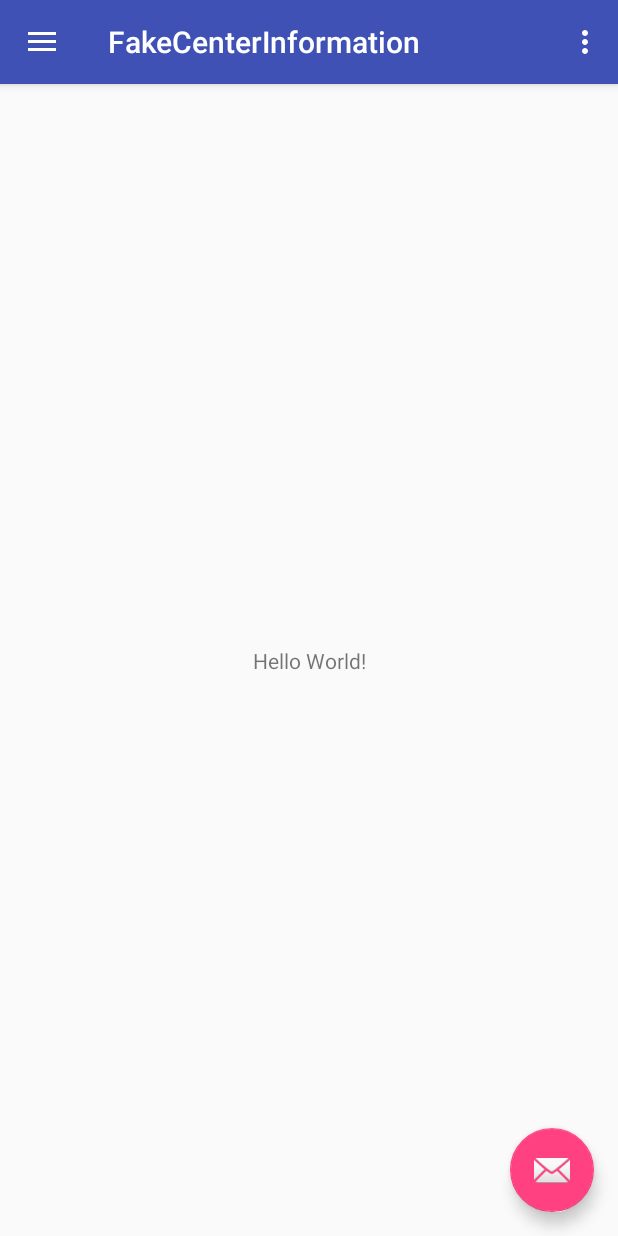
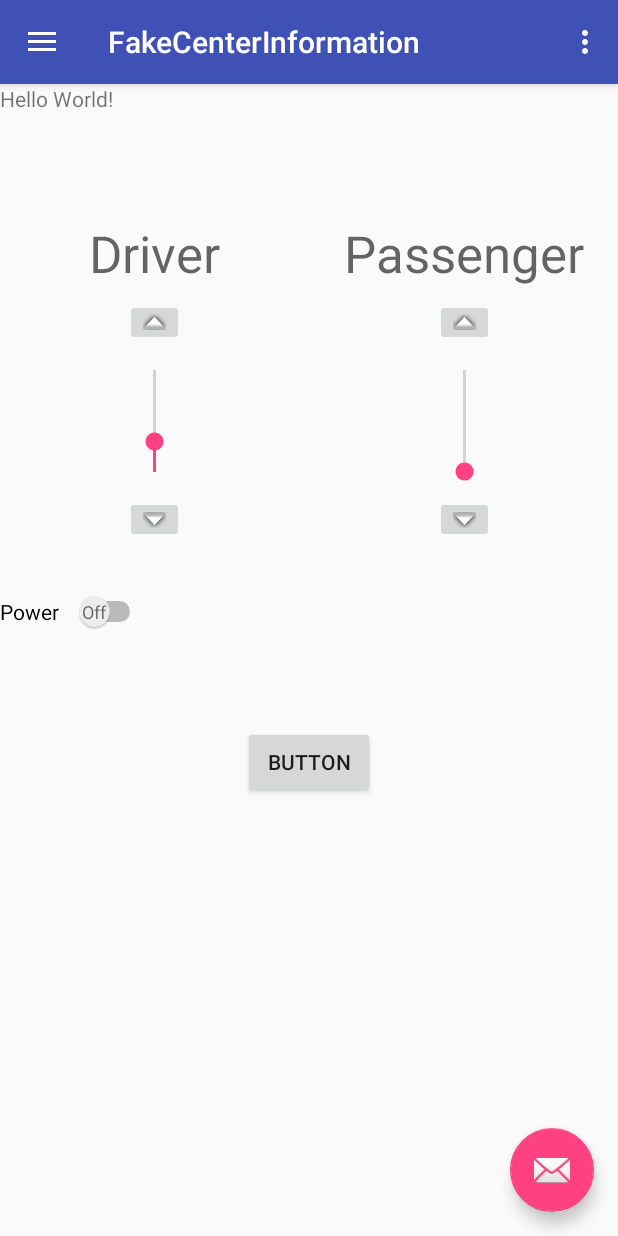
Before and after one commit to CoolNzzz/FakeCenterInformation, an Android app: the screen it shows after launch (MainActivity), on a phone screen of 412 x 824 dp. Run offline under Robolectric (Android 15) with nearby library versions, the phone set to English and light mode, and no system bars; our stand-ins replace data binding; libraries missing offline, so code that uses them is left out: com.google.zxing.integration.

Commit message:
Added Catching QRCode

```diff
--- a/app/build.gradle
+++ b/app/build.gradle
@@ -33,10 +33,10 @@ dependencies {
     implementation 'com.android.support:support-v4:27.1.1'
     implementation 'com.android.support:design:27.1.1'
     implementation 'com.android.support.constraint:constraint-layout:1.1.2'
-
     // ViewModel and LiveData
-    implementation "android.arch.lifecycle:extensions:1.1.1"
+    implementation 'android.arch.lifecycle:extensions:1.1.1'
     testImplementation 'junit:junit:4.12'
     androidTestImplementation 'com.android.support.test:runner:1.0.2'
     androidTestImplementation 'com.android.support.test.espresso:espresso-core:3.0.2'
+    implementation 'com.journeyapps:zxing-android-embedded:3.6.0'
 }
--- a/app/src/main/AndroidManifest.xml
+++ b/app/src/main/AndroidManifest.xml
@@ -1,5 +1,6 @@
 <?xml version="1.0" encoding="utf-8"?>
 <manifest xmlns:android="http://schemas.android.com/apk/res/android"
+    xmlns:tools="http://schemas.android.com/tools"
     package="com.example.cooln.fakecenterinformation">
 
     <application
@@ -19,6 +20,11 @@
                 <category android:name="android.intent.category.LAUNCHER" />
             </intent-filter>
         </activity>
+
+        <activity
+            android:name="com.journeyapps.barcodescanner.CaptureActivity"
+            android:screenOrientation="fullSensor"
+            tools:replace="screenOrientation" />
     </application>
 
 </manifest>
--- a/app/src/main/java/com/example/cooln/fakecenterinformation/FragmentBasicCID.java
+++ b/app/src/main/java/com/example/cooln/fakecenterinformation/FragmentBasicCID.java
@@ -1,14 +1,22 @@
 package com.example.cooln.fakecenterinformation;
 
+import android.content.Intent;
+import android.databinding.DataBindingUtil;
 import android.os.Bundle;
 import android.support.annotation.NonNull;
 import android.support.annotation.Nullable;
 import android.support.v4.app.Fragment;
+import android.util.Log;
 import android.view.LayoutInflater;
 import android.view.View;
 import android.view.ViewGroup;
+import com.example.cooln.fakecenterinformation.databinding.FrHvacBinding;
+import com.google.zxing.integration.android.IntentIntegrator;
 
 public class FragmentBasicCID extends Fragment {
+
+    private FrHvacBinding mFrHvacBinding;
+
     public static FragmentBasicCID newInstance() {
         FragmentBasicCID fragmentBasicCID = new FragmentBasicCID();
         return fragmentBasicCID;
@@ -17,7 +25,32 @@ public class FragmentBasicCID extends Fragment {
     @Nullable
     @Override
     public View onCreateView(@NonNull final LayoutInflater inflater, @Nullable final ViewGroup container, @Nullable final Bundle savedInstanceState) {
-        View view = inflater.inflate(R.layout.fr_hvac, container, false);
-        return view;
+        if (mFrHvacBinding == null) {
+            mFrHvacBinding = DataBindingUtil.inflate(inflater, R.layout.fr_hvac, container, false);
+        }
+
+        return mFrHvacBinding.getRoot();
+    }
+
+    @Override
+    public void onActivityCreated(@Nullable final Bundle savedInstanceState) {
+        super.onActivityCreated(savedInstanceState);
+
+        mFrHvacBinding.button.setOnClickListener(v -> {
+
+            IntentIntegrator integrator = IntentIntegrator.forSupportFragment(this);
+            integrator.setPrompt("Scan a barcode!!!");
+            integrator.setCameraId(0);  // Use a specific camera of the device
+            integrator.setBeepEnabled(false);
+            integrator.setBarcodeImageEnabled(true);
+            integrator.initiateScan();
+        });
+    }
+
+    @Override
+    public void onActivityResult(final int requestCode, final int resultCode, final Intent data) {
+        super.onActivityResult(requestCode, resultCode, data);
+
+        Log.d("CoolNzzz", "onActivityResult");
     }
 }
--- a/app/src/main/java/com/example/cooln/fakecenterinformation/MainActivity.java
+++ b/app/src/main/java/com/example/cooln/fakecenterinformation/MainActivity.java
@@ -1,12 +1,11 @@
 package com.example.cooln.fakecenterinformation;
 
+import android.content.Intent;
 import android.databinding.DataBindingUtil;
 import android.os.Bundle;
 import android.support.design.widget.FloatingActionButton;
-import android.support.design.widget.Snackbar;
+import android.support.design.widget.NavigationView;
 import android.support.v4.app.FragmentManager;
-import android.view.View;
-import android.support.design.widget.NavigationView;
 import android.support.v4.view.GravityCompat;
 import android.support.v4.widget.DrawerLayout;
 import android.support.v7.app.ActionBarDrawerToggle;
@@ -15,6 +14,7 @@ import android.support.v7.widget.Toolbar;
 import android.view.Menu;
 import android.view.MenuItem;
 import com.example.cooln.fakecenterinformation.databinding.ActivityMainBinding;
+import com.google.zxing.integration.android.IntentIntegrator;
 
 public class MainActivity extends AppCompatActivity
         implements NavigationView.OnNavigationItemSelectedListener {
@@ -27,19 +27,20 @@ public class MainActivity extends AppCompatActivity
         mActivityMainBinding = DataBindingUtil.setContentView(MainActivity.this, R.layout.activity_main);
 
         FragmentManager fragmentManager = getSupportFragmentManager();
-        fragmentManager.beginTransaction().add(mActivityMainBinding.appBarMain.contentSector.getId(), FragmentBasicCID.newInstance()).commit();
-
+        fragmentManager.beginTransaction()
+                .add(mActivityMainBinding.appBarMain.contentSector.contentFragment.getId(),
+                        FragmentBasicCID.newInstance(), null).commit();
 
         Toolbar toolbar = (Toolbar) findViewById(R.id.toolbar);
         setSupportActionBar(toolbar);
 
         FloatingActionButton fab = (FloatingActionButton) findViewById(R.id.fab);
-        fab.setOnClickListener(new View.OnClickListener() {
-            @Override
-            public void onClick(View view) {
-                Snackbar.make(view, "Replace with your own action", Snackbar.LENGTH_LONG)
-                        .setAction("Action", null).show();
-            }
+        fab.setOnClickListener(view -> {
+            IntentIntegrator intentIntegrator = new IntentIntegrator(MainActivity.this);
+            intentIntegrator.setOrientationLocked(false);
+            intentIntegrator.setBeepEnabled(false);
+            intentIntegrator.setPrompt("Please set the barcode inside the square.");
+            intentIntegrator.initiateScan();
         });
 
         DrawerLayout drawer = (DrawerLayout) findViewById(R.id.drawer_layout);
@@ -70,18 +71,17 @@ public class MainActivity extends AppCompatActivity
     }
 
     @Override
-    public boolean onOptionsItemSelected(MenuItem item) {
-        // Handle action bar item clicks here. The action bar will
-        // automatically handle clicks on the Home/Up button, so long
-        // as you specify a parent activity in AndroidManifest.xml.
-        int id = item.getItemId();
+    protected void onActivityResult(int requestCode, int resultCode, Intent data) {
+        super.onActivityResult(requestCode, resultCode, data);
 
-        //noinspection SimplifiableIfStatement
-        if (id == R.id.action_settings) {
-            return true;
-        }
-
-        return super.onOptionsItemSelected(item);
+        // QR코드/ 바코드를 스캔한 결과
+//        IntentResult result = IntentIntegrator.parseActivityResult(requestCode, resultCode, data);
+//        // result.getFormatName() : 바코드 종류
+//        // result.getContents() : 바코드 값
+//        //mTextMessage.setText(result.getContents());
+//        //mActivityMainBinding.appBarMain.contentSector.
+//        Log.d("CoolNzzz", "Format : " + result.getFormatName() + ", Contents : " + result.getContents());
+//        mActivityMainBinding.appBarMain.contentSector.status.setText("Format : " + result.getFormatName() + ", Contents : " + result.getContents());
     }
 
     @SuppressWarnings("StatementWithEmptyBody")
@@ -102,9 +102,9 @@ public class MainActivity extends AppCompatActivity
 
         } else if (id == R.id.nav_manage) {
 
-        } else if (id == R.id.nav_share) {
-
-        } else if (id == R.id.nav_send) {
+//        } else if (id == R.id.nav_share) {
+//
+//        } else if (id == R.id.nav_send) {
 
         }
 
@@ -112,4 +112,19 @@ public class MainActivity extends AppCompatActivity
         drawer.closeDrawer(GravityCompat.START);
         return true;
     }
+
+    @Override
+    public boolean onOptionsItemSelected(MenuItem item) {
+        // Handle action bar item clicks here. The action bar will
+        // automatically handle clicks on the Home/Up button, so long
+        // as you specify a parent activity in AndroidManifest.xml.
+        int id = item.getItemId();
+
+        //noinspection SimplifiableIfStatement
+        if (id == R.id.action_settings) {
+            return true;
+        }
+
+        return super.onOptionsItemSelected(item);
+    }
 }
--- a/app/src/main/res/layout/content_main.xml
+++ b/app/src/main/res/layout/content_main.xml
@@ -1,7 +1,9 @@
 <?xml version="1.0" encoding="utf-8"?>
-<android.support.constraint.ConstraintLayout xmlns:android="http://schemas.android.com/apk/res/android"
+<layout xmlns:android="http://schemas.android.com/apk/res/android"
     xmlns:app="http://schemas.android.com/apk/res-auto"
-    xmlns:tools="http://schemas.android.com/tools"
+    xmlns:tools="http://schemas.android.com/tools">
+
+    <android.support.constraint.ConstraintLayout
         android:layout_width="match_parent"
         android:layout_height="match_parent"
         app:layout_behavior="@string/appbar_scrolling_view_behavior"
@@ -9,12 +11,22 @@
         tools:showIn="@layout/app_bar_main">
 
         <TextView
-        android:layout_width="wrap_content"
-        android:layout_height="wrap_content"
+            android:id="@+id/status"
+            android:layout_width="match_parent"
+            android:layout_height="20dp"
             android:text="Hello World!"
-        app:layout_constraintBottom_toBottomOf="parent"
             app:layout_constraintLeft_toLeftOf="parent"
             app:layout_constraintRight_toRightOf="parent"
             app:layout_constraintTop_toTopOf="parent" />
 
+        <FrameLayout
+            android:id="@+id/content_fragment"
+            android:layout_width="0dp"
+            android:layout_height="0dp"
+            app:layout_constraintBottom_toBottomOf="parent"
+            app:layout_constraintEnd_toEndOf="parent"
+            app:layout_constraintStart_toStartOf="parent"
+            app:layout_constraintTop_toBottomOf="@+id/status" />
+
     </android.support.constraint.ConstraintLayout>
+</layout>
--- a/app/src/main/res/layout/fr_hvac.xml
+++ b/app/src/main/res/layout/fr_hvac.xml
@@ -2,19 +2,19 @@
 <layout xmlns:app="http://schemas.android.com/apk/res-auto"
     xmlns:tools="http://schemas.android.com/tools"
     xmlns:android="http://schemas.android.com/apk/res/android">
+
     <android.support.constraint.ConstraintLayout
         android:layout_width="match_parent"
         android:layout_height="match_parent">
 
         <include
             android:id="@+id/preconditioning_button"
-            app:layout_constraintStart_toStartOf="@+id/window_button"
-            app:layout_constraintTop_toBottomOf="@+id/window_button"
             layout="@layout/remote_button_item"
             android:layout_width="wrap_content"
             android:layout_height="wrap_content"
-            tools:layout_editor_absoluteX="16dp"
-            tools:layout_editor_absoluteY="479dp" />
+            android:layout_marginTop="32dp"
+            app:layout_constraintStart_toStartOf="@+id/window_button"
+            app:layout_constraintTop_toBottomOf="@+id/imageButton3" />
 
         <TextView
             android:id="@+id/textView4"
@@ -47,12 +47,14 @@
             android:id="@+id/button"
             android:layout_width="wrap_content"
             android:layout_height="wrap_content"
+            android:layout_marginBottom="8dp"
             android:layout_marginEnd="8dp"
             android:layout_marginStart="8dp"
             android:text="Button"
+            app:layout_constraintBottom_toBottomOf="parent"
             app:layout_constraintEnd_toEndOf="parent"
             app:layout_constraintStart_toStartOf="parent"
-            tools:layout_editor_absoluteY="249dp" />
+            app:layout_constraintTop_toTopOf="@+id/imageButton2" />
 
         <Space
             android:id="@+id/space"
@@ -80,17 +82,19 @@
             android:id="@+id/imageButton3"
             android:layout_width="wrap_content"
             android:layout_height="wrap_content"
-            app:srcCompat="@android:drawable/arrow_down_float"
-            tools:layout_editor_absoluteX="70dp"
-            tools:layout_editor_absoluteY="276dp" />
+            app:layout_constraintEnd_toEndOf="@+id/imageButton"
+            app:layout_constraintStart_toStartOf="@+id/imageButton"
+            app:layout_constraintTop_toBottomOf="@+id/seekBar"
+            app:srcCompat="@android:drawable/arrow_down_float" />
 
         <ImageButton
             android:id="@+id/imageButton4"
             android:layout_width="wrap_content"
             android:layout_height="wrap_content"
-            app:srcCompat="@android:drawable/arrow_down_float"
-            tools:layout_editor_absoluteX="296dp"
-            tools:layout_editor_absoluteY="276dp" />
+            app:layout_constraintEnd_toEndOf="@+id/imageButton2"
+            app:layout_constraintStart_toStartOf="@+id/imageButton2"
+            app:layout_constraintTop_toBottomOf="@+id/seekBar2"
+            app:srcCompat="@android:drawable/arrow_down_float" />
 
         <ImageButton
             android:id="@+id/imageButton2"
@@ -106,22 +110,21 @@
 
         <SeekBar
             android:id="@+id/seekBar"
-            android:layout_width="match_parent"
-            android:layout_height="wrap_content"
+            android:layout_width="100dp"
+            android:layout_height="100dp"
             android:max="10"
             android:progress="3"
             android:rotation="270"
-            tools:layout_editor_absoluteX="8dp" />
+            app:layout_constraintEnd_toEndOf="@+id/imageButton"
+            app:layout_constraintStart_toStartOf="@+id/imageButton"
+            app:layout_constraintTop_toBottomOf="@+id/imageButton" />
 
         <SeekBar
             android:id="@+id/seekBar2"
-            android:layout_width="wrap_content"
+            android:layout_width="100dp"
             android:layout_height="100dp"
-            android:layout_marginEnd="8dp"
-            android:layout_marginStart="8dp"
-            android:layout_marginTop="8dp"
             android:rotation="270"
-            app:layout_constraintEnd_toEndOf="parent"
+            app:layout_constraintEnd_toEndOf="@+id/imageButton2"
             app:layout_constraintStart_toStartOf="@+id/imageButton2"
             app:layout_constraintTop_toBottomOf="@+id/imageButton2" />
 
--- a/app/src/main/res/layout/remote_button_item.xml
+++ b/app/src/main/res/layout/remote_button_item.xml
@@ -15,6 +15,7 @@
         android:textOff="Off"
         android:textOn="On"
         android:textSize="14sp"
+        android:text="Power"
         tools:checked="true"
         tools:text="Power" />
 </layout>
--- a/app/src/main/res/menu/activity_main_drawer.xml
+++ b/app/src/main/res/menu/activity_main_drawer.xml
@@ -7,32 +7,32 @@
         <item
             android:id="@+id/nav_camera"
             android:icon="@drawable/ic_menu_camera"
-            android:title="Import" />
+            android:title="Basic" />
         <item
             android:id="@+id/nav_gallery"
             android:icon="@drawable/ic_menu_gallery"
-            android:title="Gallery" />
+            android:title="Music" />
         <item
             android:id="@+id/nav_slideshow"
             android:icon="@drawable/ic_menu_slideshow"
-            android:title="Slideshow" />
+            android:title="HVAC" />
         <item
             android:id="@+id/nav_manage"
             android:icon="@drawable/ic_menu_manage"
-            android:title="Tools" />
+            android:title="AmbientLight" />
     </group>
 
-    <item android:title="Communicate">
-        <menu>
-            <item
-                android:id="@+id/nav_share"
-                android:icon="@drawable/ic_menu_share"
-                android:title="Share" />
-            <item
-                android:id="@+id/nav_send"
-                android:icon="@drawable/ic_menu_send"
-                android:title="Send" />
-        </menu>
-    </item>
+    <!--<item android:title="Communicate">-->
+    <!--<menu>-->
+    <!--<item-->
+    <!--android:id="@+id/nav_share"-->
+    <!--android:icon="@drawable/ic_menu_share"-->
+    <!--android:title="Share" />-->
+    <!--<item-->
+    <!--android:id="@+id/nav_send"-->
+    <!--android:icon="@drawable/ic_menu_send"-->
+    <!--android:title="Send" />-->
+    <!--</menu>-->
+    <!--</item>-->
 
 </menu>
--- a/app/src/main/res/values/strings.xml
+++ b/app/src/main/res/values/strings.xml
@@ -2,8 +2,8 @@
     <string name="app_name">FakeCenterInformation</string>
     <string name="navigation_drawer_open">Open navigation drawer</string>
     <string name="navigation_drawer_close">Close navigation drawer</string>
-    <string name="nav_header_title">Android Studio</string>
-    <string name="nav_header_subtitle">android.studio@android.com</string>
-    <string name="nav_header_desc">Navigation header</string>
+    <string name="nav_header_title">@string/app_name</string>
+    <string name="nav_header_subtitle">Samsung Automotive</string>
+    <string name="nav_header_desc">Fake Center information display</string>
     <string name="action_settings">Settings</string>
 </resources>
```
Also changed, not shown: app/src/main/java/com/example/cooln/fakecenterinformation/FragmentAmbientLightCID.java (+37 -4 lines), app/src/main/res/layout/ambient_tab_item.xml (+6 -3 lines), app/src/main/res/layout/fr_ambientlight.xml (+75 -61 lines). Lines whose indentation alone changed are shown as unchanged.
